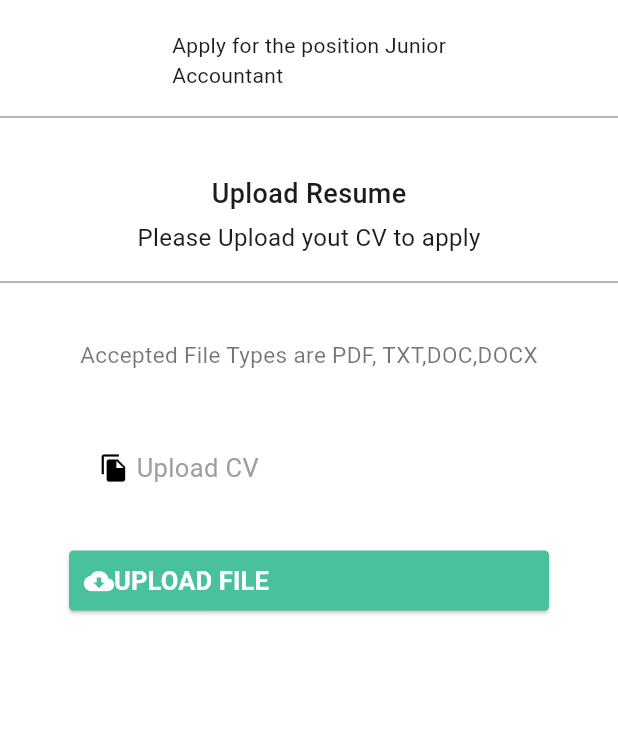
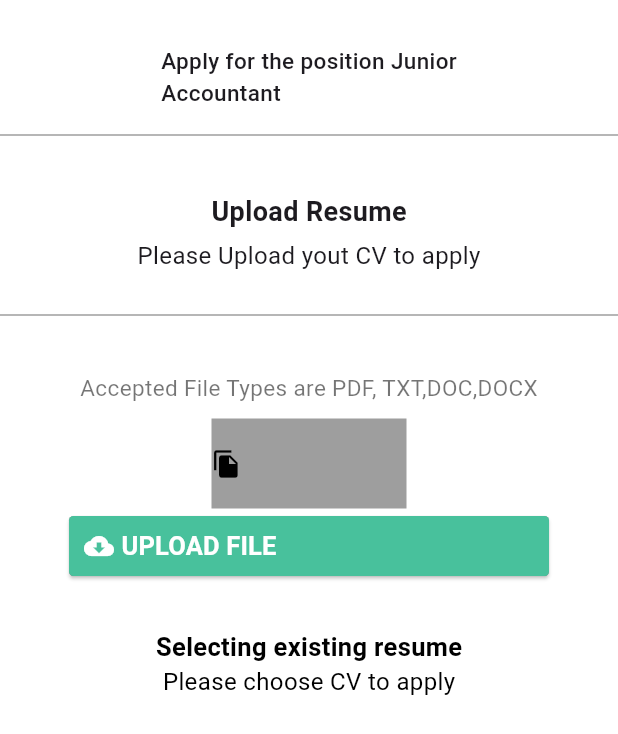
Before and after one commit to YishakAlemu/Ethiojobs, a Flutter app: the Apply2page screen opened directly, on a phone screen of 412 x 824 dp. Shown: the top 734 px of the screen. Run offline on Flutter 3.47's test engine with Material 3 defaults, Android fonts, the phone set to English and light mode, and no system bars; our stand-ins replace file_picker, font_awesome_flutter, google_fonts; missing offline and left inert: flutter_quill.

Commit message:
editing texts

```diff
--- a/lib/apply2.dart
+++ b/lib/apply2.dart
@@ -19,34 +19,36 @@ class _Apply2pageState extends State<Apply2page>  {
 
 
       child:Column(children: [
-        SizedBox(height:20),
-        Text('Apply for the position Junior\nAccountant'),
+        SizedBox(height:30),
+        Center(child:Text('Apply for the position Junior\nAccountant', style: TextStyle(fontSize:15, fontWeight:FontWeight.w500),),),
         SizedBox(height:10),
         Divider(color: Colors.grey),
         SizedBox(height:30),
-         Text('Upload Resume', style:TextStyle(fontSize:18, fontWeight:FontWeight.w500)),
+         Text('Upload Resume', style:TextStyle(fontSize:18, fontWeight:FontWeight.w700)),
          SizedBox(height:5),
          Text('Please Upload yout CV to apply', style:TextStyle(fontSize:16, fontWeight:FontWeight.w400)),
-         SizedBox(height:10),
+         SizedBox(height:20),
          Divider(color:Colors.grey),
          SizedBox(height:30),
          Text('Accepted File Types are PDF, TXT,DOC,DOCX', style:TextStyle(fontSize:15, color:Colors.black54)),
-         SizedBox(height:15),
+         SizedBox(height:10),
          Container(
-          height:100,
-          width:280,
-           child: Row(children: [
+          height:60,
+          width:130,
+          color:Colors.grey,
+           child:Center(child:Row(children: [
             Icon(Icons.file_copy, size: 20,
                                     color: Colors.black, ),
                                     SizedBox(width:5),
                                     Text('Upload CV', style: TextStyle(color:Colors.grey, fontSize:17),)
-           ],),
+           ],),),
          ),
          SizedBox(height:5),
          Container(
           height: 40,
           width:320,
           decoration: BoxDecoration(
+            color:Colors.grey,
             borderRadius: BorderRadius.circular(3),
           ),
            child: ElevatedButton(onPressed: (){},
@@ -59,9 +61,21 @@ class _Apply2pageState extends State<Apply2page>  {
                                 ),
            child: Row(children: [
             Icon(Icons.cloud_download, size:20, color:Colors.white),
-            Text("UPLOAD FILE", style:TextStyle(color: Colors.white, fontSize:17, fontWeight:FontWeight.bold))
+            SizedBox(width:5),
+            Center(
+            child:Text("UPLOAD FILE", style:TextStyle(color: Colors.white, fontSize:17, fontWeight:FontWeight.bold))),
            ],)),
+         ),
+         SizedBox(height:35),
+         SingleChildScrollView(child:Container(
+
+          child: Column(children: [
+            Center(child:Text('Selecting existing resume', style: TextStyle(color:Colors.black, fontSize:17,fontWeight:FontWeight.w600),)),
+            Center(child:Text('Please choose CV to apply', style: TextStyle(color:Colors.black, fontSize:16, fontWeight:FontWeight.w400)))
+
+          ],)
          )
+          )
       ])
           )
       )
```
Also changed, not shown: 4 other files.
